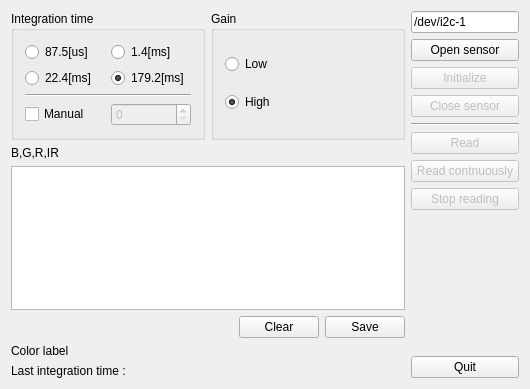
Before: the Qt Designer form widget.ui in futr/ColorSensorReader, drawn with Qt 5.
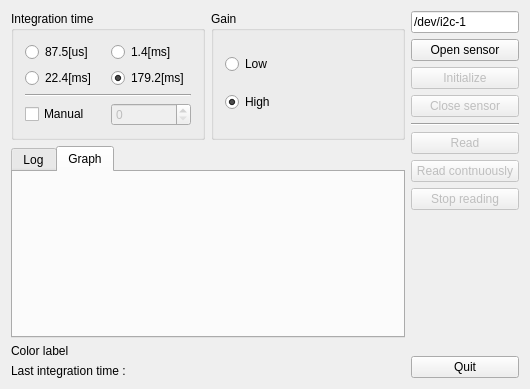
After: the same form once the commit is applied. Custom widgets are drawn as their Qt base class.

```diff
--- a/widget.ui
+++ b/widget.ui
@@ -143,6 +143,22 @@
      <item>
       <layout class="QVBoxLayout" name="verticalLayout_3">
        <item>
+        <widget class="QTabWidget" name="tabWidget">
+         <property name="currentIndex">
+          <number>1</number>
+         </property>
+         <widget class="QWidget" name="tab">
+          <attribute name="title">
+           <string>Log</string>
+          </attribute>
+          <layout class="QVBoxLayout" name="verticalLayout_5">
+           <property name="leftMargin">
+            <number>2</number>
+           </property>
+           <property name="rightMargin">
+            <number>2</number>
+           </property>
+           <item>
         <widget class="QLabel" name="label">
          <property name="text">
           <string>B,G,R,IR</string>
@@ -190,6 +206,32 @@
          </item>
         </layout>
        </item>
+          </layout>
+         </widget>
+         <widget class="QWidget" name="tab_2">
+          <attribute name="title">
+           <string>Graph</string>
+          </attribute>
+          <layout class="QVBoxLayout" name="verticalLayout_6">
+           <property name="leftMargin">
+            <number>2</number>
+           </property>
+           <property name="topMargin">
+            <number>2</number>
+           </property>
+           <property name="rightMargin">
+            <number>2</number>
+           </property>
+           <property name="bottomMargin">
+            <number>2</number>
+           </property>
+           <item>
+            <widget class="Graph" name="graphWidget" native="true"/>
+           </item>
+          </layout>
+         </widget>
+        </widget>
+       </item>
        <item>
         <widget class="QLabel" name="colorPreviewLabel">
          <property name="sizePolicy">
@@ -324,6 +366,14 @@
   </layout>
  </widget>
  <layoutdefault spacing="6" margin="11"/>
+ <customwidgets>
+  <customwidget>
+   <class>Graph</class>
+   <extends>QWidget</extends>
+   <header location="global">graph.h</header>
+   <container>1</container>
+  </customwidget>
+ </customwidgets>
  <resources/>
  <connections>
   <connection>
```
Lines whose indentation alone changed are shown as unchanged.
